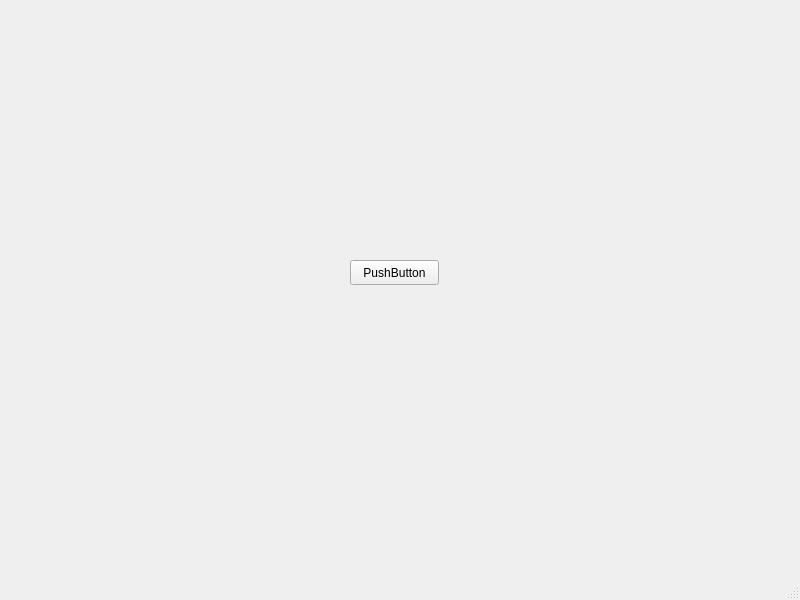
Qt form SignalsAndSlots/mainwindow.ui (max9001/QT-Setup-and-Project) before a commit.
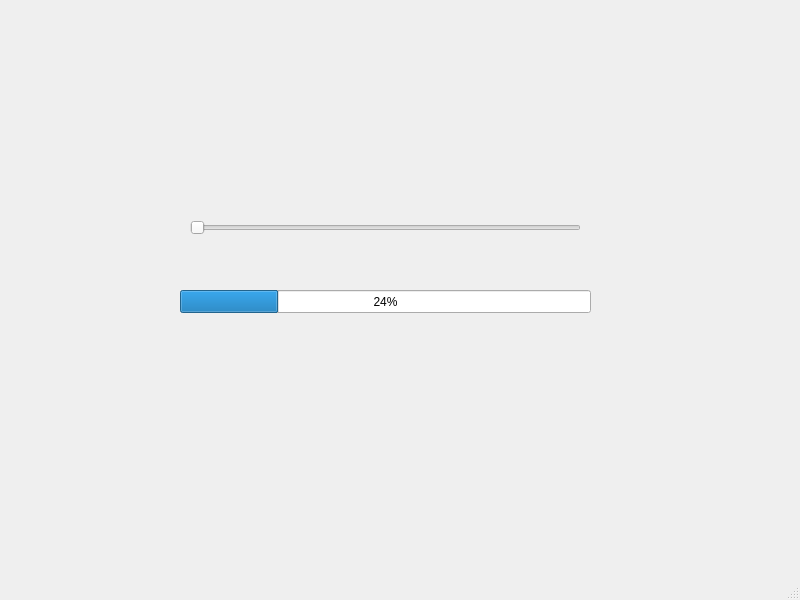
The same form after that commit.

Commit message: progress bar + slider graphically

What changed in the file:
```diff
--- a/SignalsAndSlots/mainwindow.ui
+++ b/SignalsAndSlots/mainwindow.ui
@@ -14,17 +14,30 @@
    <string>MainWindow</string>
   </property>
   <widget class="QWidget" name="centralwidget">
-   <widget class="QPushButton" name="pushButton">
+   <widget class="QSlider" name="horizontalSlider">
     <property name="geometry">
      <rect>
-      <x>350</x>
-      <y>260</y>
-      <width>89</width>
-      <height>25</height>
+      <x>190</x>
+      <y>220</y>
+      <width>391</width>
+      <height>16</height>
      </rect>
     </property>
-    <property name="text">
-     <string>PushButton</string>
+    <property name="orientation">
+     <enum>Qt::Horizontal</enum>
+    </property>
+   </widget>
+   <widget class="QProgressBar" name="progressBar">
+    <property name="geometry">
+     <rect>
+      <x>180</x>
+      <y>290</y>
+      <width>411</width>
+      <height>23</height>
+     </rect>
+    </property>
+    <property name="value">
+     <number>24</number>
     </property>
    </widget>
   </widget>
```
Left out of the diff: 16 changed lines with no effect on the pictures.
